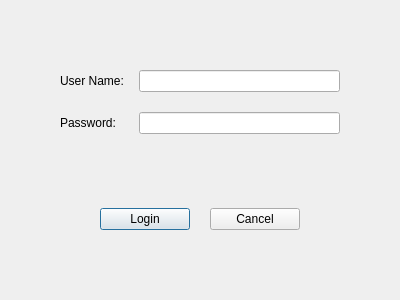
Qt form logindialog.ui (giftbox/helloworld) before a commit.
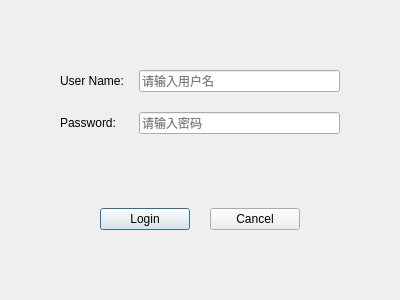
The same form after that commit.

Commit message: Add lineEdit placeHolderText

Diff of the .ui file:
```diff
--- a/logindialog.ui
+++ b/logindialog.ui
@@ -45,7 +45,11 @@
       </widget>
      </item>
      <item row="0" column="1">
-      <widget class="QLineEdit" name="usrLineEdit"/>
+      <widget class="QLineEdit" name="usrLineEdit">
+       <property name="placeholderText">
+        <string>请输入用户名</string>
+       </property>
+      </widget>
      </item>
      <item row="1" column="0">
       <widget class="QLabel" name="label_2">
@@ -55,7 +59,14 @@
       </widget>
      </item>
      <item row="1" column="1">
-      <widget class="QLineEdit" name="pwdLineEdit"/>
+      <widget class="QLineEdit" name="pwdLineEdit">
+       <property name="echoMode">
+        <enum>QLineEdit::Password</enum>
+       </property>
+       <property name="placeholderText">
+        <string>请输入密码</string>
+       </property>
+      </widget>
      </item>
     </layout>
    </item>
```
The commit also changes 2 other files.
